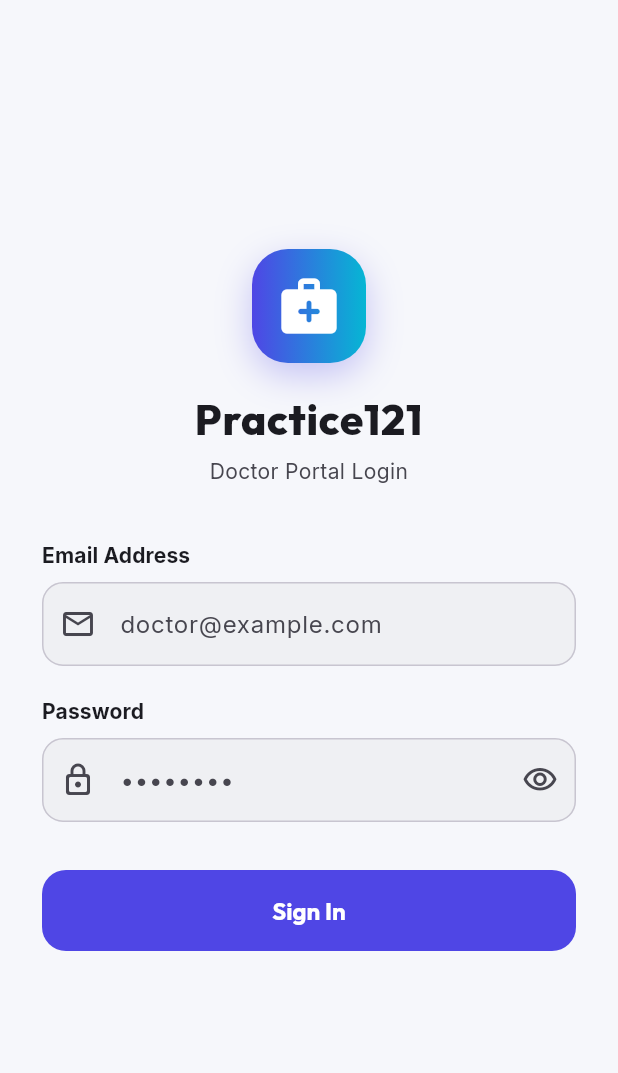
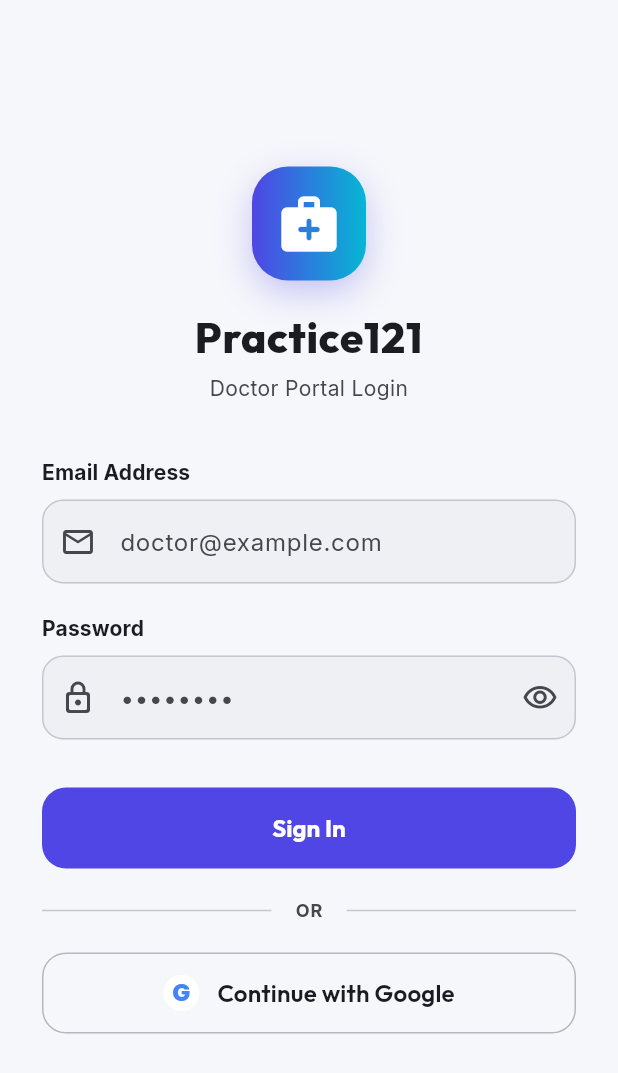
Before and after one commit to smarttransnet/practice121-mobile, a Flutter app: the screen it shows after launch, on a phone screen of 412 x 824 dp. Shown: the top 1073 px of the screen. Run offline on Flutter 3.47's test engine with Material 3 defaults, Android fonts, the phone set to English and light mode, and no system bars; our stand-ins replace flutter_riverpod, flutter_secure_storage, go_router, google_fonts, google_sign_in, local_auth and 4 more; missing offline and left inert: record.

Commit message:
feat(mobile): add Google Sign-In for existing users using POST /api/auth/google

```diff
--- a/lib/features/auth/presentation/screens/login_screen.dart
+++ b/lib/features/auth/presentation/screens/login_screen.dart
@@ -35,6 +35,15 @@
       email: _emailController.text.trim(),
       password: _passwordController.text,
     );
+
+    if (success && mounted) {
+      context.go(AppRoutes.dashboard);
+    }
+  }
+
+  Future<void> _handleGoogleLogin() async {
+    final controller = ref.read(authControllerProvider.notifier);
+    final success = await controller.loginWithGoogle();
 
     if (success && mounted) {
       context.go(AppRoutes.dashboard);
@@ -225,6 +234,79 @@
                             ),
                     ),
                   ),
+                  const SizedBox(height: 20),
+
+                  // OR Divider
+                  Row(
+                    children: [
+                      Expanded(child: Divider(color: theme.colorScheme.outlineVariant)),
+                      Padding(
+                        padding: const EdgeInsets.symmetric(horizontal: 16),
+                        child: Text(
+                          'OR',
+                          style: theme.textTheme.labelMedium?.copyWith(
+                            color: theme.colorScheme.onSurfaceVariant,
+                            fontWeight: FontWeight.bold,
+                          ),
+                        ),
+                      ),
+                      Expanded(child: Divider(color: theme.colorScheme.outlineVariant)),
+                    ],
+                  ),
+                  const SizedBox(height: 20),
+
+                  // Continue with Google Button
+                  SizedBox(
+                    height: 54,
+                    child: OutlinedButton(
+                      onPressed:
+                          authState.isAuthenticating ? null : _handleGoogleLogin,
+                      style: OutlinedButton.styleFrom(
+                        shape: RoundedRectangleBorder(
+                          borderRadius: BorderRadius.circular(16),
+                        ),
+                        side: BorderSide(
+                          color: theme.colorScheme.outline.withValues(alpha: 0.5),
+                        ),
+                      ),
+                      child: authState.isAuthenticating
+                          ? const SizedBox(
+                              width: 24,
+                              height: 24,
+                              child: CircularProgressIndicator(strokeWidth: 2.5),
+                            )
+                          : Row(
+                              mainAxisAlignment: MainAxisAlignment.center,
+                              children: [
+                                Container(
+                                  width: 24,
+                                  height: 24,
+                                  decoration: const BoxDecoration(
+                                    shape: BoxShape.circle,
+                                    color: Colors.white,
+                                  ),
+                                  child: const Center(
+                                    child: Text(
+                                      'G',
+                                      style: TextStyle(
+                                        color: Color(0xFF4285F4),
+                                        fontWeight: FontWeight.w900,
+                                        fontSize: 16,
+                                      ),
+                                    ),
+                                  ),
+                                ),
+                                const SizedBox(width: 12),
+                                Text(
+                                  'Continue with Google',
+                                  style: theme.textTheme.titleMedium?.copyWith(
+                                    fontWeight: FontWeight.w600,
+                                  ),
+                                ),
+                              ],
+                            ),
+                    ),
+                  ),
                   const SizedBox(height: 24),
                 ],
               ),
--- a/pubspec.yaml
+++ b/pubspec.yaml
@@ -40,6 +40,7 @@
   share_plus: ^11.1.0
   flutter_secure_storage: ^9.2.4
   local_auth: ^2.3.0
+  google_sign_in: ^6.2.2
 
   # ── UX polish ─────────────────────────────────────────────────────────────
   google_fonts: ^6.2.1
```
Also changed, not shown: lib/features/auth/data/services/auth_service.dart (+78 -0 lines), lib/features/auth/presentation/controllers/auth_controller.dart (+54 -0 lines), pubspec.lock.
